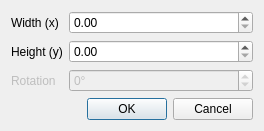
Qt form geometry_shapes_dialog_base.ui (pvandegeer/GeometryShapes) before a commit.
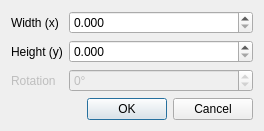
The same form after that commit.

Commit message: Do not ask for attributes if there are none and apply correct CRS transformation (fix 2 issues)

The edit to the form file:
```diff
--- a/geometry_shapes_dialog_base.ui
+++ b/geometry_shapes_dialog_base.ui
@@ -70,6 +70,9 @@
          <verstretch>0</verstretch>
         </sizepolicy>
        </property>
+	   <property name="decimals">
+           <number>3</number>
+       </property>
        <property name="maximum">
         <double>1000000.000000000000000</double>
        </property>
@@ -83,6 +86,9 @@
          <verstretch>0</verstretch>
         </sizepolicy>
        </property>
+	   <property name="decimals">
+           <number>3</number>
+       </property>
        <property name="maximum">
         <double>1000000.000000000000000</double>
        </property>
```
The commit also changes 1 other file.
